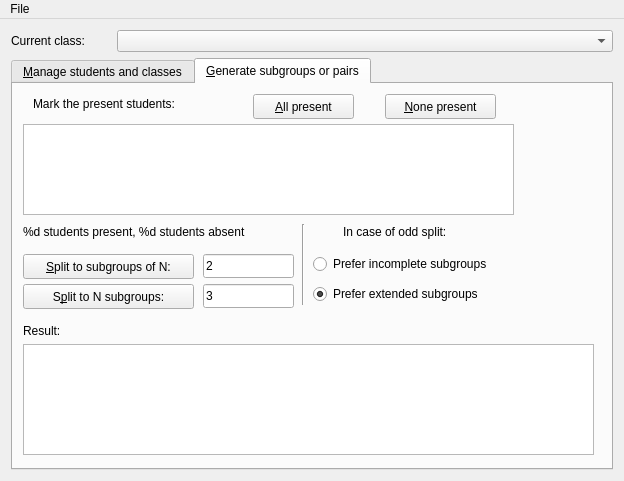
The window that mainwindow.ui (jackbadlands/studentchooser) describes before a commit, drawn with Qt 5.
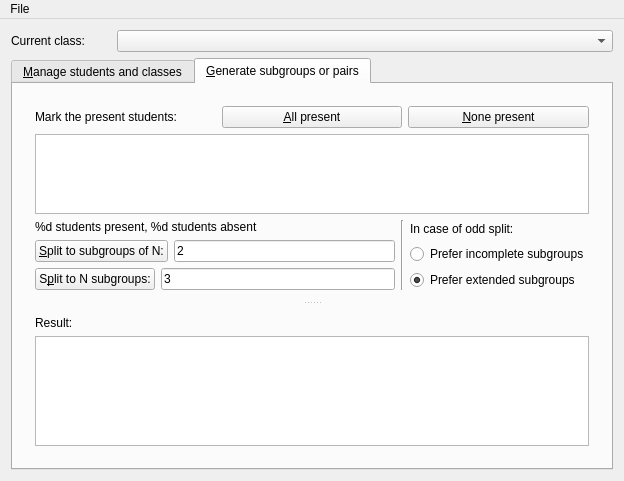
The same window after the commit. The open tabs and pages were chosen to show the change.

The edit to the form file:
```diff
--- a/mainwindow.ui
+++ b/mainwindow.ui
@@ -112,145 +112,120 @@
        <attribute name="title">
         <string>&amp;Generate subgroups or pairs</string>
        </attribute>
-       <widget class="QListView" name="attendants">
-        <property name="geometry">
-         <rect>
-          <x>10</x>
-          <y>40</y>
-          <width>491</width>
-          <height>91</height>
-         </rect>
-        </property>
-        <property name="selectionMode">
-         <enum>QAbstractItemView::ExtendedSelection</enum>
-        </property>
-       </widget>
+       <layout class="QVBoxLayout" name="verticalLayout_8">
+        <item>
+         <widget class="QSplitter" name="splitter">
+          <property name="orientation">
+           <enum>Qt::Vertical</enum>
+          </property>
+          <widget class="QWidget" name="">
+           <layout class="QVBoxLayout" name="verticalLayout_7">
+            <item>
+             <layout class="QHBoxLayout" name="horizontalLayout_4">
+              <item>
        <widget class="QLabel" name="label_4">
-        <property name="geometry">
-         <rect>
-          <x>20</x>
-          <y>10</y>
-          <width>181</width>
-          <height>20</height>
-         </rect>
-        </property>
         <property name="text">
          <string>Mark the present students:</string>
         </property>
        </widget>
+              </item>
+              <item>
        <widget class="QPushButton" name="pushButton_5">
-        <property name="geometry">
-         <rect>
-          <x>240</x>
-          <y>10</y>
-          <width>101</width>
-          <height>25</height>
-         </rect>
-        </property>
         <property name="text">
          <string>&amp;All present</string>
         </property>
        </widget>
+              </item>
+              <item>
        <widget class="QPushButton" name="pushButton_6">
-        <property name="geometry">
-         <rect>
-          <x>372</x>
-          <y>10</y>
-          <width>111</width>
-          <height>25</height>
-         </rect>
-        </property>
         <property name="text">
          <string>&amp;None present</string>
         </property>
        </widget>
+              </item>
+             </layout>
+            </item>
+            <item>
+             <widget class="QListView" name="attendants">
+              <property name="selectionMode">
+               <enum>QAbstractItemView::ExtendedSelection</enum>
+              </property>
+             </widget>
+            </item>
+            <item>
+             <layout class="QHBoxLayout" name="horizontalLayout_7">
+              <item>
+               <layout class="QVBoxLayout" name="verticalLayout_5">
+                <item>
        <widget class="QLabel" name="absenseStats">
-        <property name="geometry">
-         <rect>
-          <x>10</x>
-          <y>140</y>
-          <width>311</width>
-          <height>16</height>
-         </rect>
-        </property>
         <property name="text">
          <string>%d students present, %d students absent</string>
         </property>
        </widget>
+                </item>
+                <item>
+                 <layout class="QHBoxLayout" name="horizontalLayout_5">
+                  <item>
        <widget class="QPushButton" name="pushButton_7">
-        <property name="geometry">
-         <rect>
-          <x>10</x>
-          <y>170</y>
-          <width>171</width>
-          <height>25</height>
-         </rect>
-        </property>
         <property name="text">
          <string>&amp;Split to subgroups of N:</string>
         </property>
        </widget>
-       <widget class="QPushButton" name="pushButton_8">
-        <property name="geometry">
-         <rect>
-          <x>10</x>
-          <y>200</y>
-          <width>171</width>
-          <height>25</height>
-         </rect>
-        </property>
-        <property name="text">
-         <string>S&amp;plit to N subgroups:</string>
-        </property>
-       </widget>
+                  </item>
+                  <item>
        <widget class="QLineEdit" name="desiredSGsize">
-        <property name="geometry">
-         <rect>
-          <x>190</x>
-          <y>170</y>
-          <width>91</width>
-          <height>24</height>
-         </rect>
-        </property>
         <property name="text">
          <string>2</string>
         </property>
        </widget>
+                  </item>
+                 </layout>
+                </item>
+                <item>
+                 <layout class="QHBoxLayout" name="horizontalLayout_6">
+                  <item>
+                   <widget class="QPushButton" name="pushButton_8">
+                    <property name="text">
+                     <string>S&amp;plit to N subgroups:</string>
+                    </property>
+                   </widget>
+                  </item>
+                  <item>
        <widget class="QLineEdit" name="desiredSGcount">
-        <property name="geometry">
-         <rect>
-          <x>190</x>
-          <y>200</y>
-          <width>91</width>
-          <height>24</height>
-         </rect>
-        </property>
         <property name="text">
          <string>3</string>
         </property>
        </widget>
+                  </item>
+                 </layout>
+                </item>
+               </layout>
+              </item>
+              <item>
+               <widget class="Line" name="line">
+                <property name="orientation">
+                 <enum>Qt::Vertical</enum>
+                </property>
+               </widget>
+              </item>
+              <item>
+               <layout class="QVBoxLayout" name="verticalLayout_4">
+                <item>
+                 <widget class="QLabel" name="label_5">
+                  <property name="text">
+                   <string>In case of odd split:</string>
+                  </property>
+                 </widget>
+                </item>
+                <item>
        <widget class="QRadioButton" name="radioPreferExtended">
-        <property name="geometry">
-         <rect>
-          <x>300</x>
-          <y>170</y>
-          <width>211</width>
-          <height>20</height>
-         </rect>
-        </property>
         <property name="text">
          <string>Prefer incomplete subgroups</string>
         </property>
        </widget>
+                </item>
+                <item>
        <widget class="QRadioButton" name="radioButton_2">
-        <property name="geometry">
-         <rect>
-          <x>300</x>
-          <y>200</y>
-          <width>201</width>
-          <height>20</height>
-         </rect>
-        </property>
         <property name="text">
          <string>Prefer extended subgroups</string>
         </property>
@@ -258,54 +233,24 @@
          <bool>true</bool>
         </property>
        </widget>
-       <widget class="Line" name="line">
-        <property name="geometry">
-         <rect>
-          <x>280</x>
-          <y>140</y>
-          <width>20</width>
-          <height>81</height>
-         </rect>
-        </property>
-        <property name="orientation">
-         <enum>Qt::Vertical</enum>
-        </property>
-       </widget>
-       <widget class="QLabel" name="label_5">
-        <property name="geometry">
-         <rect>
-          <x>330</x>
-          <y>140</y>
-          <width>121</width>
-          <height>16</height>
-         </rect>
-        </property>
-        <property name="text">
-         <string>In case of odd split:</string>
-        </property>
-       </widget>
+                </item>
+               </layout>
+              </item>
+             </layout>
+            </item>
+           </layout>
+          </widget>
+          <widget class="QWidget" name="">
+           <layout class="QVBoxLayout" name="verticalLayout_6">
+            <item>
        <widget class="QLabel" name="label_6">
-        <property name="geometry">
-         <rect>
-          <x>10</x>
-          <y>240</y>
-          <width>57</width>
-          <height>14</height>
-         </rect>
-        </property>
         <property name="text">
          <string>Result:</string>
         </property>
        </widget>
+            </item>
+            <item>
        <widget class="QTableWidget" name="result">
-        <property name="geometry">
-         <rect>
-          <x>10</x>
-          <y>260</y>
-          <width>571</width>
-          <height>111</height>
-         </rect>
-        </property>
         <property name="dragEnabled">
          <bool>true</bool>
         </property>
@@ -319,6 +264,12 @@
          <enum>Qt::IgnoreAction</enum>
         </property>
        </widget>
+            </item>
+           </layout>
+          </widget>
+         </widget>
+        </item>
+       </layout>
       </widget>
      </widget>
     </item>
```
Left out of the diff: 2 changed lines with no effect on the pictures. Lines whose indentation alone changed are shown as unchanged.
